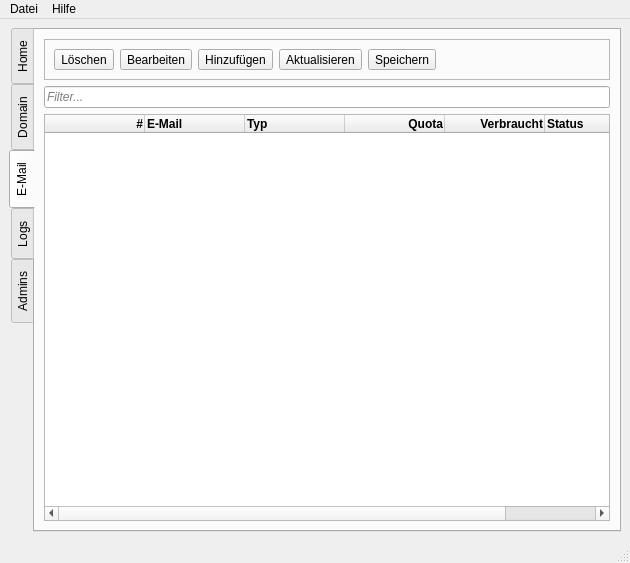
FLS-Wiesbaden/flscp, file flscp/ui/cp.ui: the form before one commit.
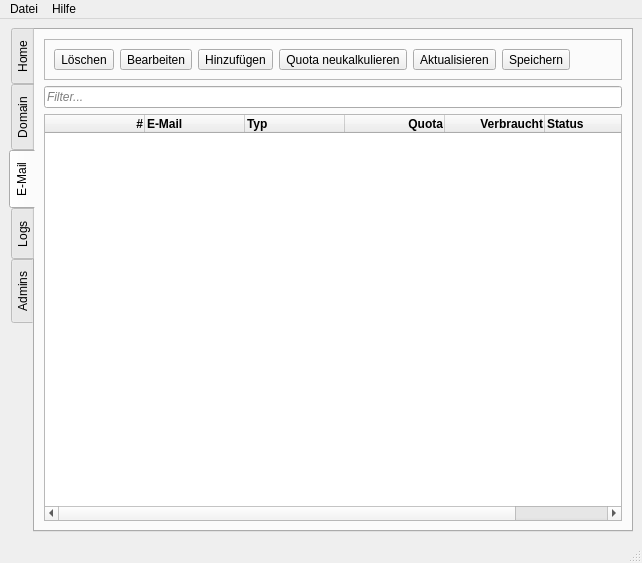
The form after the commit. Icons and pictures are not drawn.

Commit message: Added quota recalculator

Patch:
```diff
--- a/flscp/ui/cp.ui
+++ b/flscp/ui/cp.ui
@@ -573,6 +573,29 @@
              </property>
             </widget>
            </item>
+           <item>
+            <widget class="QToolButton" name="butQuotaCalc">
+             <property name="whatsThis">
+              <string>&lt;html&gt;&lt;head/&gt;&lt;body&gt;&lt;p&gt;Es kann vorkommen, dass sich die Quota-Regeln ändern oder das nach einer Zeit die Quota-Kalkulation falsch ist im Server (die Anzahl tatsächlich verbrauchter Speicher entspricht nicht dem gespeicherten Wert). Mit dieser Funktion kann der verbrauchte Speicher erneut kalkuliert werden.&lt;/p&gt;&lt;/body&gt;&lt;/html&gt;</string>
+             </property>
+             <property name="text">
+              <string>Quota neukalkulieren</string>
+             </property>
+             <property name="icon">
+              <iconset resource="../res/logos.qrc">
+               <normaloff>:/actions/calculator.png</normaloff>:/actions/calculator.png</iconset>
+             </property>
+             <property name="iconSize">
+              <size>
+               <width>32</width>
+               <height>32</height>
+              </size>
+             </property>
+             <property name="shortcut">
+              <string>Ctrl+R</string>
+             </property>
+            </widget>
+           </item>
            <item>
             <widget class="QToolButton" name="butReload">
              <property name="toolTip">
```
The commit also changes 6 other files.
